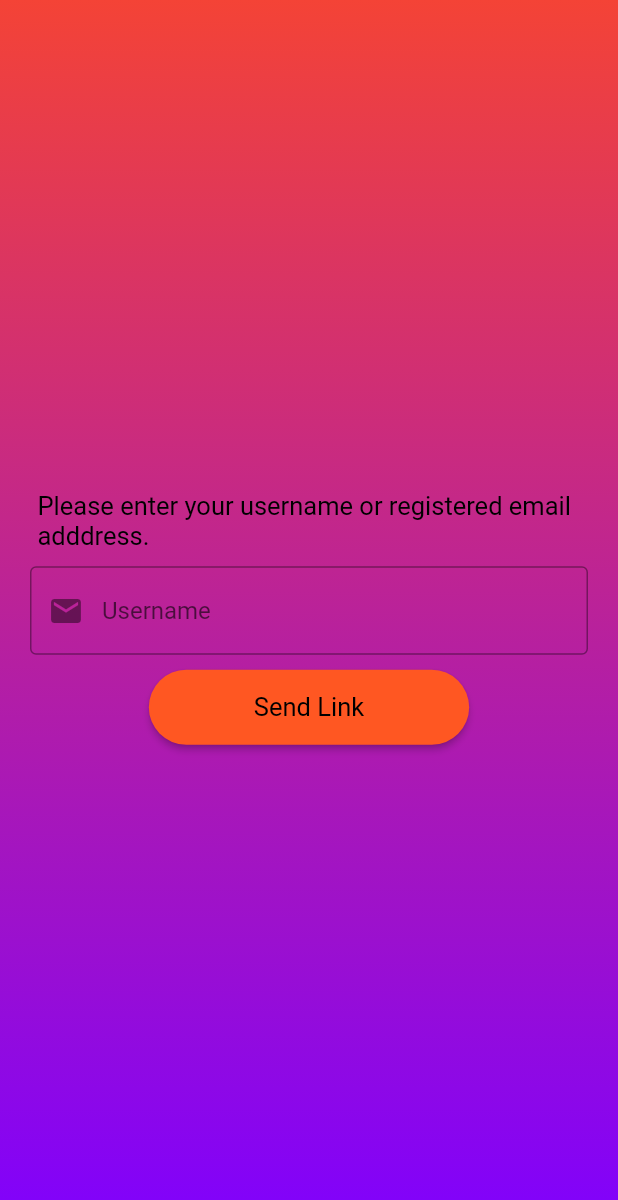
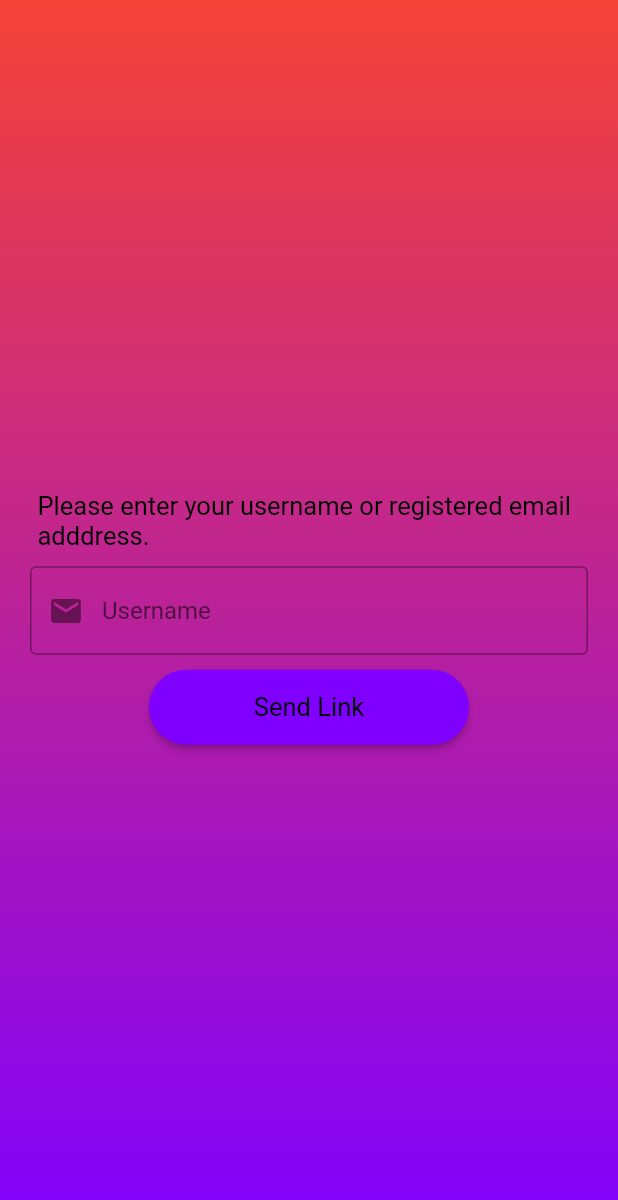
Before and after one commit to fias786/BloodPlus, a Flutter app: the MyForgetPassword screen opened directly, on a phone screen of 412 x 824 dp. Shown: the top 1200 px of the screen. Run offline on Flutter 3.47's test engine with Material 2 defaults, Android fonts, the phone set to English and light mode, and no system bars; our stand-ins replace flare_flutter; missing offline and left inert: flare_dart.

Commit message:
Button color changed

```diff
--- a/lib/forget_password.dart
+++ b/lib/forget_password.dart
@@ -47,7 +47,7 @@ class _MyForgetPasswordState extends State<MyForgetPassword> {
                 ),
                 Padding(
                     padding: const EdgeInsets.fromLTRB(20,10,20,0),
-                    child: RawMaterialButton(onPressed: () {  }, fillColor: Colors.deepOrange,splashColor: Colors.yellow,
+                    child: RawMaterialButton(onPressed: () {  }, fillColor: Color(0xFF7f00ff),splashColor: Colors.yellow,
                       shape: StadiumBorder(),
                       child: Padding(
                         padding: const EdgeInsets.symmetric(
--- a/lib/login.dart
+++ b/lib/login.dart
@@ -71,7 +71,7 @@ class _LoginStateState extends State<LoginState> with SingleTickerProviderStateM
                           Padding(
                             padding: const EdgeInsets.fromLTRB(20,10,20,0),
                             child: RawMaterialButton(onPressed: () { Navigator.push(context, MaterialPageRoute(builder: (context)=> MyApp()),);
-                            }, fillColor: Colors.deepOrange,splashColor: Colors.yellow,
+                            }, fillColor: Color(0xFF7f00ff),splashColor: Colors.yellow,
                                   shape: StadiumBorder(),
                                   child: Padding(
                                     padding: const EdgeInsets.symmetric(
--- a/lib/signup.dart
+++ b/lib/signup.dart
@@ -64,7 +64,7 @@ class _MySignUpState extends State<MySignUp> {
               ),
               Padding(
                   padding: const EdgeInsets.fromLTRB(20,10,20,0),
-                  child: RawMaterialButton(onPressed: () {  }, fillColor: Colors.deepOrange,splashColor: Colors.yellow,
+                  child: RawMaterialButton(onPressed: () {  }, fillColor: Color(0xFF7f00ff),splashColor: Colors.yellow,
                     shape: StadiumBorder(),
                     child: Padding(
                       padding: const EdgeInsets.symmetric(
```
